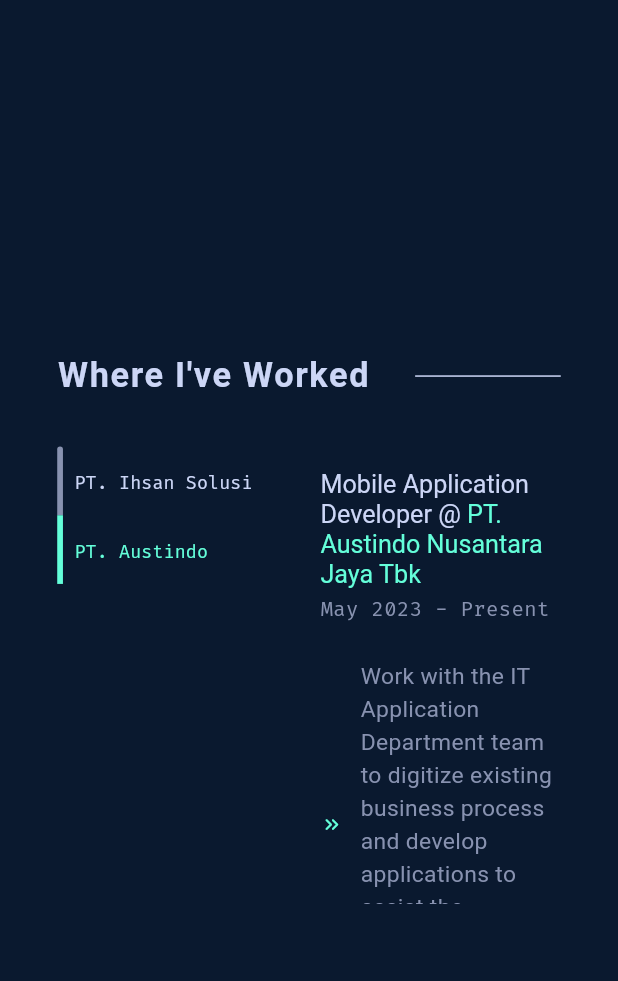
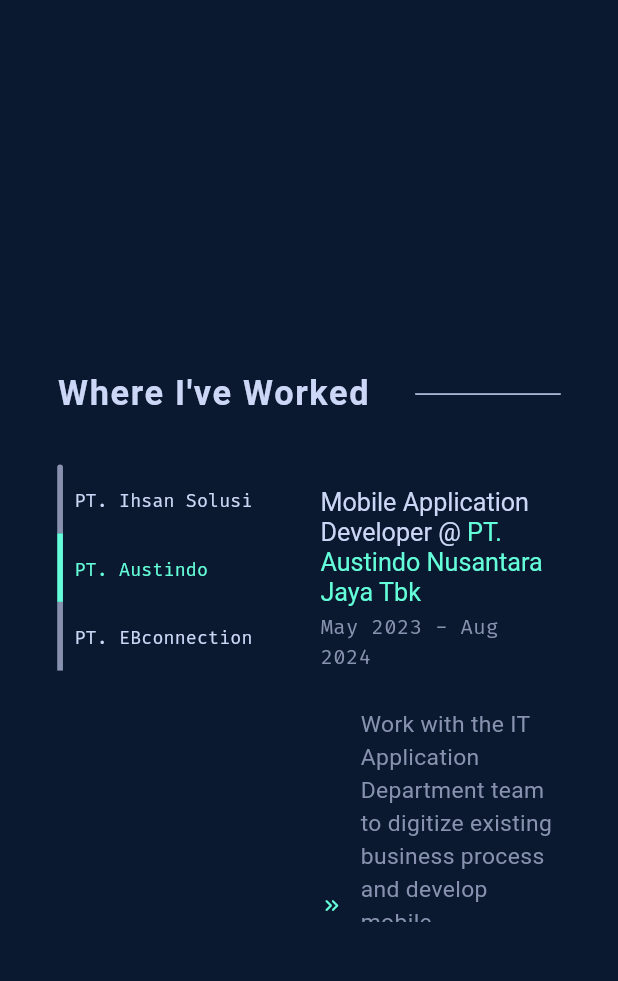
Before and after one commit to fathulaziss/personal-website, a Flutter app: the screen it shows after launch, scrolled down 1728 dp, after a tap on "PT. Austindo Nusantara Jaya Tbk", on a phone screen of 412 x 824 dp, the part 126-1107 px from its top. Run offline on Flutter 3.47's test engine with Material 3 defaults, Android fonts, the phone set to English and light mode, and no system bars; drawn by our look-alikes of scrollable_positioned_list; our stand-ins replace flutter_screenutil, google_fonts, web; Roboto replaces fonts that are missing (Heebo).

Commit message:
update content

```diff
--- a/lib/data/data.dart
+++ b/lib/data/data.dart
@@ -1,9 +1,9 @@
 import 'package:personal_website/models/experience_model.dart';
 import 'package:personal_website/models/project_model.dart';
 
-const List listTechnologies1 = ['Flutter', 'Git', 'Firebase'];
+const List listTechnologies1 = ['Flutter', 'Java', 'Kotlin'];
 
-const List listTechnologies2 = ['Rest-API', 'Figma', 'Postman'];
+const List listTechnologies2 = ['JavaScript', 'Rest-API', 'Firebase'];
 
 const List<ExperienceModel> listExperience = [
   ExperienceModel(
@@ -11,7 +11,7 @@
     companyName: 'PT. Ihsan Solusi Informatika',
     duration: 'March 2021 - May 2023',
     experiences: [
-      'Work with a team of UI/UX designers and back-end developers to create E-Wallet and Mobile Banking applications for a variety of clients.',
+      'Work with a team of UI/UX designers and back-end developers to create E-Wallet and Mobile Banking applications using framework Flutter for a variety of clients.',
       'Write and maintain code with a clean architecture in every project, while also being supervised by a senior engineer to write quality code.',
       'Communicate with multi-disciplinary teams of engineers, designers, project managers, and clients on a daily basis.',
       'Fix issues and ensure the application can be used correctly when released.',
@@ -21,11 +21,20 @@
   ExperienceModel(
     companyLink: 'https://www.anj-group.com/en/home',
     companyName: 'PT. Austindo Nusantara Jaya Tbk',
-    duration: 'May 2023 - Present',
+    duration: 'May 2023 - Aug 2024',
     experiences: [
-      'Work with the IT Application Department team to digitize existing business process and develop applications to assist the administrative organization.',
+      'Work with the IT Application Department team to digitize existing business process and develop mobile applications using framework Flutter to assist the administrative organization.',
       'Refactoring existing project mobile apps with clean architecture makes them more understandable, manageable, and scalable.',
-      'Support users at multiple subsidiaries by bug fixing in mobile applications.',
+      'Support users at multiple subsidiaries with bug fixing in mobile applications.',
+    ],
+    position: 'Mobile Application Developer',
+  ),
+  ExperienceModel(
+    companyLink: 'https://ebconnect.com/',
+    companyName: 'PT. EBconnection Indonesia',
+    duration: 'Aug 2024 - Present',
+    experiences: [
+      'Work with team of UI/UX designer and back-end developer to build mobile application using framework Flutter & Android Native (Java/Kotlin)',
     ],
     position: 'Mobile Application Developer',
   ),
--- a/lib/widgets/others/about_detail_desc.dart
+++ b/lib/widgets/others/about_detail_desc.dart
@@ -1,9 +1,7 @@
-import 'package:flutter/gestures.dart';
 import 'package:flutter/material.dart';
 import 'package:flutter_screenutil/flutter_screenutil.dart';
 import 'package:personal_website/styles/colors.dart';
 import 'package:personal_website/styles/styles.dart';
-import 'package:personal_website/utils/app_utils.dart';
 
 class AboutDetailDesc extends StatefulWidget {
   const AboutDetailDesc({super.key});
@@ -20,39 +18,39 @@
     return RichText(
       text: TextSpan(
         text:
-            'Fast forward to today, and I have gained experience from my first job as a mobile application developer at an information technology services and consulting company, and I have decided to pursue new opportunities at ',
+            'Today, I have over 4 years of experience building apps with Flutter. In addition, I’m expanding my expertise in Android development using Java/Kotlin and exploring Node.js, aiming to broaden my skills across both mobile and back-end technologies.',
         style: TextStyles.heeboText
             .copyWith(fontSize: 20.h, color: AppColor.textColor2),
-        children: [
-          TextSpan(
-            recognizer: TapGestureRecognizer()
-              ..onTap = () {
-                AppUtils.openLink('https://www.anj-group.com/en/home');
-              },
-            mouseCursor: WidgetStateMouseCursor.clickable,
-            onEnter: (event) {
-              setState(() {
-                decoration = TextDecoration.underline;
-              });
-            },
-            onExit: (event) {
-              setState(() {
-                decoration = TextDecoration.none;
-              });
-            },
-            text: 'PT. Austindo Nusantara Jaya Tbk',
-            style: TextStyles.heeboText.copyWith(
-              fontSize: 20.h,
-              color: AppColor.primaryColor,
-              decoration: decoration,
-              decorationColor: AppColor.primaryColor,
-            ),
-          ),
-          const TextSpan(
-            text:
-                ', where my primary focus is now on developing mobile applications for tracking and recording farming results.',
-          ),
-        ],
+        // children: [
+        //   TextSpan(
+        //     recognizer: TapGestureRecognizer()
+        //       ..onTap = () {
+        //         AppUtils.openLink('https://www.anj-group.com/en/home');
+        //       },
+        //     mouseCursor: WidgetStateMouseCursor.clickable,
+        //     onEnter: (event) {
+        //       setState(() {
+        //         decoration = TextDecoration.underline;
+        //       });
+        //     },
+        //     onExit: (event) {
+        //       setState(() {
+        //         decoration = TextDecoration.none;
+        //       });
+        //     },
+        //     text: 'PT. Austindo Nusantara Jaya Tbk',
+        //     style: TextStyles.heeboText.copyWith(
+        //       fontSize: 20.h,
+        //       color: AppColor.primaryColor,
+        //       decoration: decoration,
+        //       decorationColor: AppColor.primaryColor,
+        //     ),
+        //   ),
+        //   const TextSpan(
+        //     text:
+        //         ', where my primary focus is now on developing mobile applications for tracking and recording farming results.',
+        //   ),
+        // ],
       ),
     );
   }
--- a/lib/widgets/others/about_detail_one.dart
+++ b/lib/widgets/others/about_detail_one.dart
@@ -18,7 +18,7 @@
             crossAxisAlignment: CrossAxisAlignment.start,
             children: [
               Text(
-                'Hello! My name is Azis, and I am a Flutter enthusiast. My interest in mobile application development began in 2020, when I learned about Flutter during my final year of university and decided to focus on it to start my career as a mobile application developer.',
+                'Hello, my name is Azis, and I specialize in mobile application development. My journey began in 2020 when I discovered Flutter during final year at university, and I chose to make it the foundation of my career. It turned out to be the perfect fit for my passion for creating impactful digital solutions.',
                 style: TextStyles.heeboText
                     .copyWith(fontSize: 20.h, color: AppColor.textColor2),
               ),
@@ -26,7 +26,7 @@
               const AboutDetailDesc(),
               verticalSpace(20.h),
               Text(
-                'In my spare time, I also continue to study about mobile application development, specifically Flutter, in order to stay current.',
+                'Beyond coding, I’m committed to continuous learning and professional growth. I stay up to date with the latest trends in software development to refine my skills and deliver high-quality solutions that make a real impact.',
                 style: TextStyles.heeboText
                     .copyWith(fontSize: 20.h, color: AppColor.textColor2),
               ),
--- a/lib/widgets/others/about_detail_two.dart
+++ b/lib/widgets/others/about_detail_two.dart
@@ -20,7 +20,7 @@
             crossAxisAlignment: CrossAxisAlignment.start,
             children: [
               Text(
-                'Hello! My name is Azis, and I am a Flutter enthusiast. My interest in mobile application development began in 2020, when I learned about Flutter during my final year of university and decided to focus on it to start my career as a mobile application developer.',
+                'Hello, my name is Azis, and I specialize in mobile application development. My journey began in 2020 when I discovered Flutter during final year at university, and I chose to make it the foundation of my career. It turned out to be the perfect fit for my passion for creating impactful digital solutions.',
                 style: TextStyles.heeboText
                     .copyWith(fontSize: 20.h, color: AppColor.textColor2),
               ),
@@ -28,7 +28,7 @@
               const AboutDetailDesc(),
               verticalSpace(20.h),
               Text(
-                'In my spare time, I also continue to study about mobile application development, specifically Flutter, in order to stay current.',
+                'Beyond coding, I’m committed to continuous learning and professional growth. I stay up to date with the latest trends in software development to refine my skills and deliver high-quality solutions that make a real impact.',
                 style: TextStyles.heeboText
                     .copyWith(fontSize: 20.h, color: AppColor.textColor2),
               ),
--- a/lib/widgets/others/general_introduction.dart
+++ b/lib/widgets/others/general_introduction.dart
@@ -30,7 +30,7 @@
           ),
         ),
         Text(
-          'I build things for the mobile application',
+          'I specialize in mobile app development',
           style: TextStyles.heeboText.copyWith(
             fontSize: MediaQuery.of(context).size.width < 960 ? 40.h : 60.h,
             color: AppColor.textColor2,
--- a/lib/widgets/others/general_introduction_desc.dart
+++ b/lib/widgets/others/general_introduction_desc.dart
@@ -21,14 +21,14 @@
     return RichText(
       text: TextSpan(
         text:
-            "I'm a software engineer with experience as mobile developer. Currently, I'm focused on develop mobile application at ",
+            'I’m a Software Engineer with 4+ years of experience as a Flutter Developer, and currently expanding my skills in Android (Java/Kotlin) at ',
         style: TextStyles.heeboText
             .copyWith(fontSize: 20.h, color: AppColor.textColor2),
         children: [
           TextSpan(
             recognizer: TapGestureRecognizer()
               ..onTap = () {
-                AppUtils.openLink('https://www.anj-group.com/en/home');
+                AppUtils.openLink('https://ebconnect.com/');
               },
             mouseCursor: WidgetStateMouseCursor.clickable,
             onEnter: (event) {
@@ -41,7 +41,7 @@
                 decoration = TextDecoration.none;
               });
             },
-            text: 'PT. Austindo Nusantara Jaya Tbk',
+            text: 'PT. EBconnection Indonesia',
             style: TextStyles.heeboText.copyWith(
               fontSize: 20.h,
               color: AppColor.primaryColor,
```
